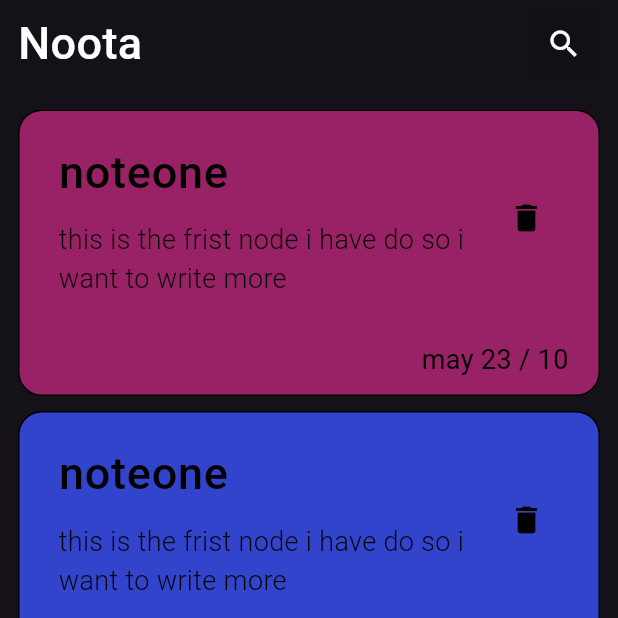
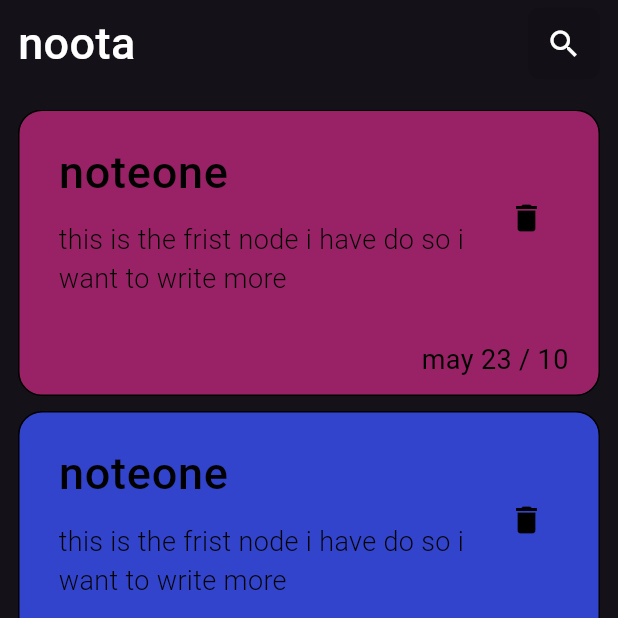
Before and after one commit to Abdelrahman200hany/noota, a Flutter app: the screen it shows after launch, on a phone screen of 412 x 824 dp, the top half of it. Run offline on Flutter 3.47's test engine with Material 3 defaults, Android fonts, the phone set to English and light mode, and no system bars.

Commit message:
modify custom app bar

```diff
--- a/lib/componts/icons_search.dart
+++ b/lib/componts/icons_search.dart
@@ -1,20 +1,20 @@
 import 'package:flutter/material.dart';
 
 class IconsSearch extends StatelessWidget {
-  const IconsSearch({super.key});
+  const IconsSearch({super.key, required this.icon});
+  final IconData icon;
 
   @override
   Widget build(BuildContext context) {
     return Container(
-
       decoration: BoxDecoration(
         color: Colors.black.withOpacity(0.1),
         borderRadius: BorderRadius.circular(8),
       ),
       child: IconButton(
           onPressed: () {},
-          icon:const Icon(
-            Icons.search,
+          icon: Icon(
+            icon,
             color: Colors.white,
           )),
     );
--- a/lib/customs_widgets/appbar.dart
+++ b/lib/customs_widgets/appbar.dart
@@ -3,23 +3,24 @@ import 'package:noota/componts/icons_search.dart';
 import 'package:noota/const_value/consts.dart';
 
 class CustomAppBar extends StatelessWidget {
-  const CustomAppBar({super.key});
-
+  const CustomAppBar({super.key, required this.text, required this.icon});
+  final String text;
+  final IconData icon;
   @override
   Widget build(BuildContext context) {
     return Row(
       mainAxisAlignment: MainAxisAlignment.spaceBetween,
-      children:const   [
+      children: [
         Text(
-          'Noota ',
-          style:  TextStyle(
+          text,
+          style: const TextStyle(
             fontSize: 30,
             // fontFamily: '',
             fontWeight: FontWeight.w500,
             color: Colors.white,
           ),
         ),
-        IconsSearch(),
+        IconsSearch(icon: icon),
       ],
     );
   }
--- /dev/null
+++ b/lib/views/edit.dart
@@ -0,0 +1,17 @@
+import 'package:flutter/material.dart';
+
+class EditView extends StatelessWidget {
+  const EditView({super.key});
+
+  @override
+  Widget build(BuildContext context) {
+    return Scaffold(
+      body: Padding(
+        padding: EdgeInsets.all(10).copyWith(top: 10),
+        child: Column(
+          children: [],
+        ),
+      ),
+    );
+  }
+}
--- a/lib/views/home.dart
+++ b/lib/views/home.dart
@@ -17,7 +17,10 @@ class HomeView extends StatelessWidget {
         padding: EdgeInsets.all(12).copyWith(top: 5),
         child: Column(
           children: [
-            CustomAppBar(),
+            CustomAppBar(
+              text: 'noota',
+              icon: Icons.search,
+            ),
             Notelist(),
           ],
         ),
```
